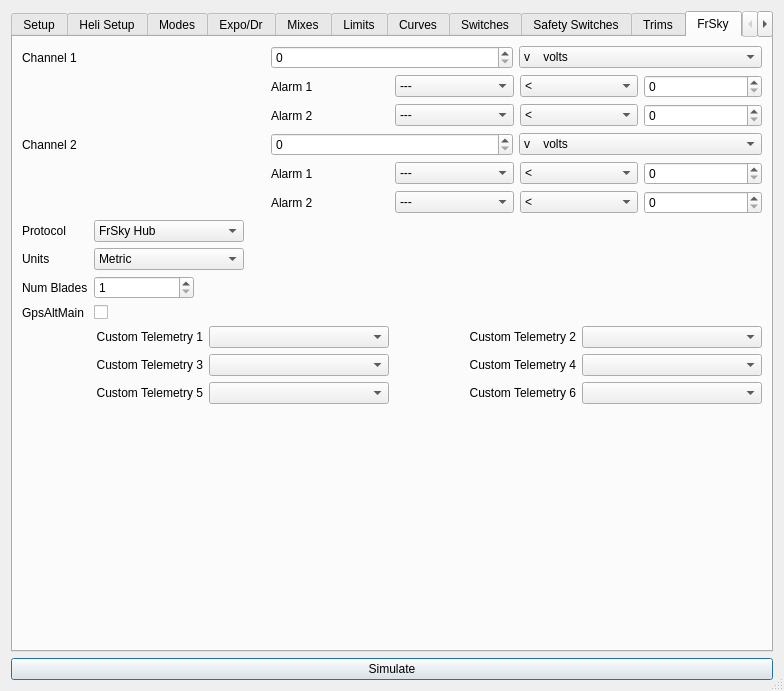
Above: src/modeledit.ui from xhorizont/eepe before the change. Below: the same form after it.
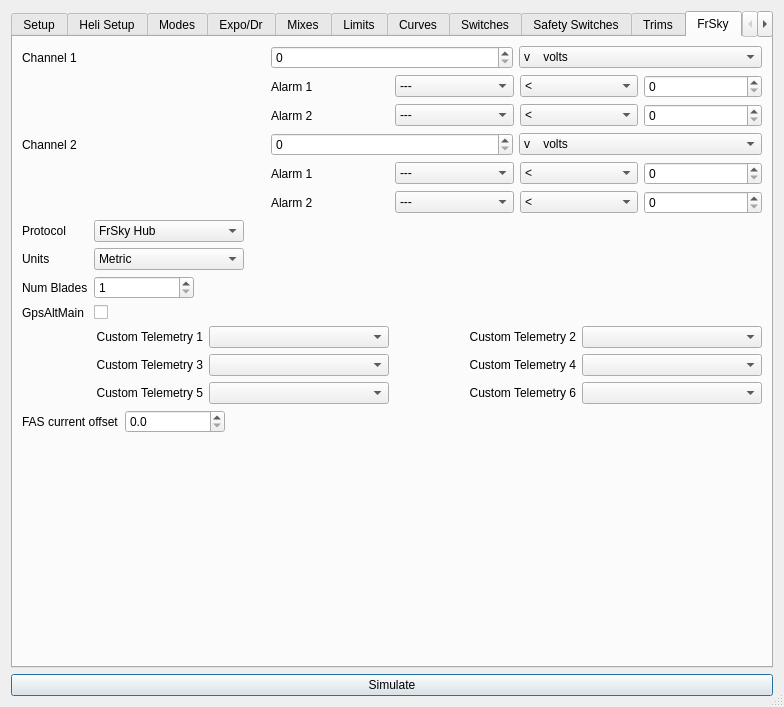
That is the form after the change. The open tabs and pages were chosen to show the change. Icons and pictures are not drawn.

Commit message: FAS offset, Auto limits

Diff of the .ui file:
```diff
--- a/src/modeledit.ui
+++ b/src/modeledit.ui
@@ -35,7 +35,7 @@
    <item row="3" column="1">
     <widget class="QTabWidget" name="tabWidget">
      <property name="currentIndex">
-      <number>7</number>
+      <number>10</number>
      </property>
      <widget class="QWidget" name="tabModelSetup">
       <attribute name="title">
@@ -538,6 +538,23 @@
          </property>
         </widget>
        </item>
+       <item row="24" column="0">
+        <widget class="QLabel" name="label_151">
+         <property name="text">
+          <string>Auto Limits</string>
+         </property>
+        </widget>
+       </item>
+       <item row="24" column="1">
+        <widget class="QDoubleSpinBox" name="autoLimitsSB">
+         <property name="decimals">
+          <number>1</number>
+         </property>
+         <property name="maximum">
+          <double>10.000000000000000</double>
+         </property>
+        </widget>
+       </item>
       </layout>
      </widget>
      <widget class="QWidget" name="tabHeli">
@@ -9321,6 +9338,42 @@
          </item>
         </layout>
        </item>
+       <item>
+        <layout class="QFormLayout" name="formLayout_4">
+         <item row="0" column="0">
+          <widget class="QLabel" name="label_152">
+           <property name="maximumSize">
+            <size>
+             <width>100</width>
+             <height>16777215</height>
+            </size>
+           </property>
+           <property name="text">
+            <string>FAS current offset</string>
+           </property>
+          </widget>
+         </item>
+         <item row="0" column="1">
+          <widget class="QDoubleSpinBox" name="FASoffsetSB">
+           <property name="maximumSize">
+            <size>
+             <width>100</width>
+             <height>16777215</height>
+            </size>
+           </property>
+           <property name="decimals">
+            <number>1</number>
+           </property>
+           <property name="maximum">
+            <double>1.500000000000000</double>
+           </property>
+           <property name="singleStep">
+            <double>0.100000000000000</double>
+           </property>
+          </widget>
+         </item>
+        </layout>
+       </item>
        <item>
         <spacer name="verticalSpacer_2">
          <property name="orientation">
```
The commit also changes 28 other files.
